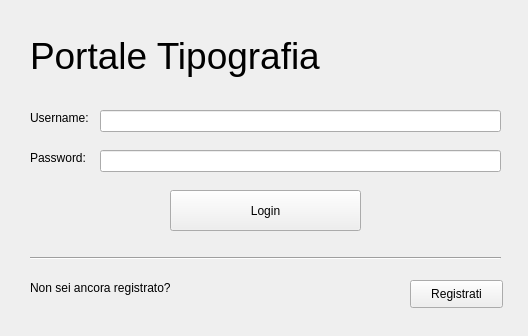
Qt form ui/login_form.ui (faffolao/Codice_Gestionale_Tipografia) before a commit.
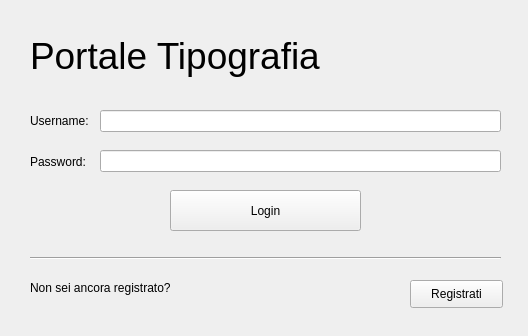
The same form after that commit.

```diff
--- a/ui/login_form.ui
+++ b/ui/login_form.ui
@@ -48,7 +48,7 @@
     <property name="geometry">
      <rect>
       <x>30</x>
-      <y>110</y>
+      <y>113</y>
       <width>71</width>
       <height>16</height>
      </rect>
@@ -87,7 +87,7 @@
     <property name="geometry">
      <rect>
       <x>30</x>
-      <y>150</y>
+      <y>154</y>
       <width>71</width>
       <height>16</height>
      </rect>
```
